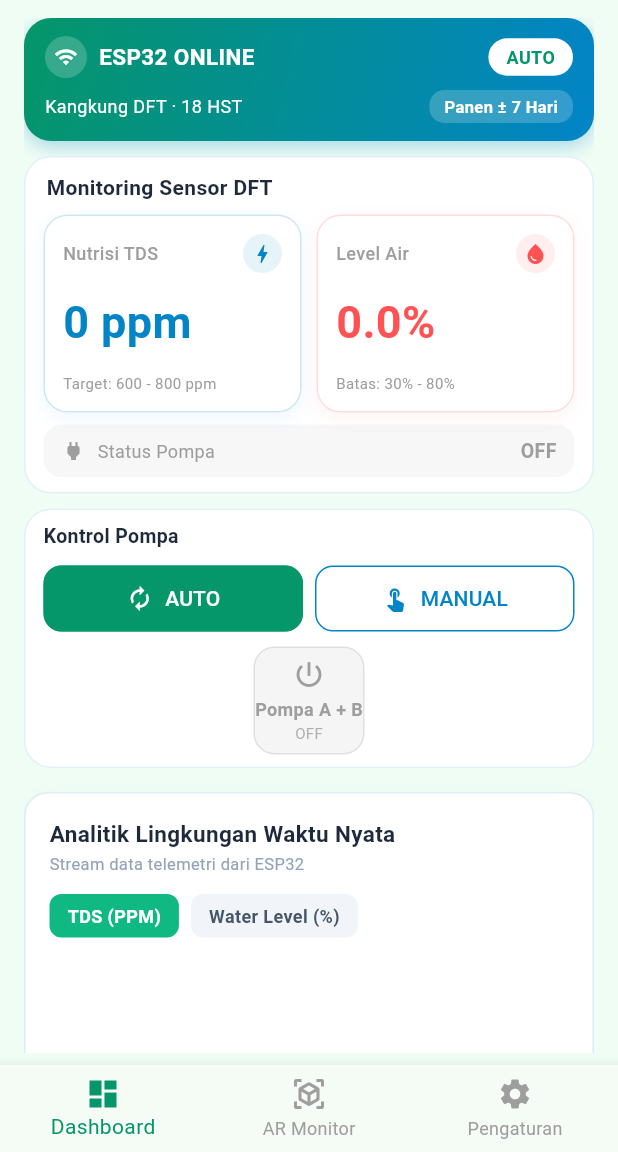
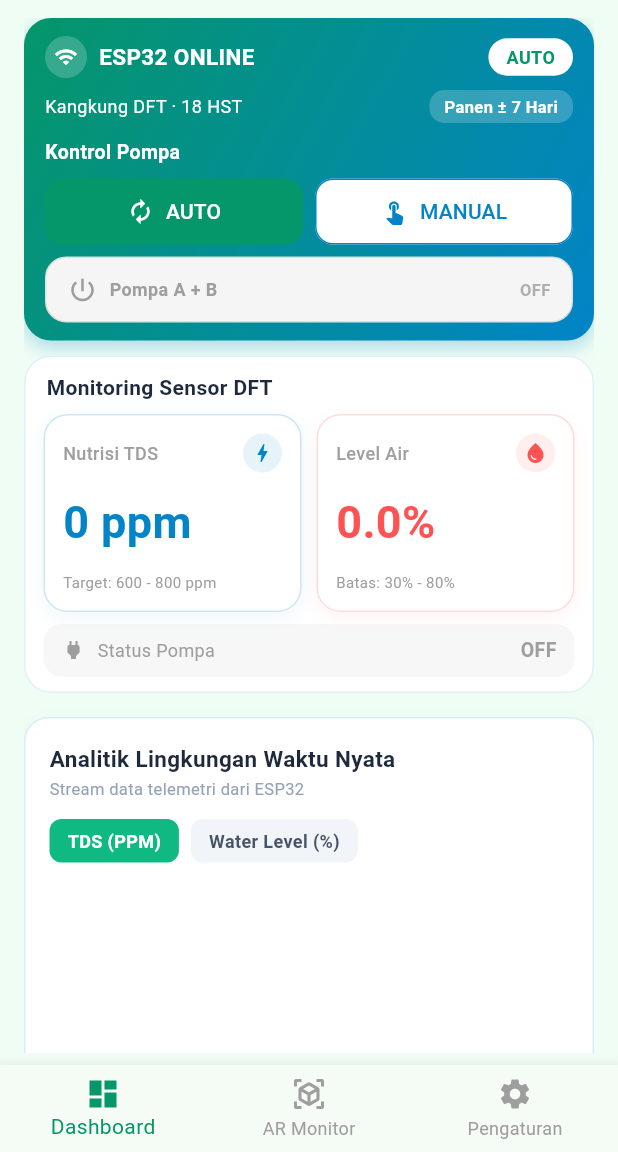
Before and after one commit to rendikurniawana77-code/hydrosmart_app, a Flutter app: the screen it shows after launch, on a phone screen of 412 x 824 dp, the part 84-1236 px from its top. Run offline on Flutter 3.47's test engine with Material 3 defaults, Android fonts, the phone set to English and light mode, and no system bars; our stand-ins replace firebase_core, firebase_database, fl_chart; missing offline and left inert: mobile_scanner; accounts and stored records are empty.

Commit message:
memindahkan tombol kontrol pompa ke bagian atas

```diff
--- a/hydrosmart_app/lib/screens/dashboard_screen.dart
+++ b/hydrosmart_app/lib/screens/dashboard_screen.dart
@@ -29,11 +29,8 @@ class _DashboardScreenState extends State<DashboardScreen> {
       padding: const EdgeInsets.fromLTRB(16, 12, 16, 8),
       child: LayoutBuilder(
         builder: (context, c) {
-          final status = _buildStatusCard(provider);
+            final status = _buildStatusCard(provider, canControl: canControl);
           final panel = _buildTopPanel(provider);
-          final controls = canControl
-              ? _buildControlPanel(provider)
-              : const SizedBox.shrink();
 
           return SingleChildScrollView(
             physics: const ClampingScrollPhysics(),
@@ -43,7 +40,6 @@ class _DashboardScreenState extends State<DashboardScreen> {
                 status,
                 const SizedBox(height: 10),
                 panel,
-                if (canControl) ...[const SizedBox(height: 10), controls],
                 const SizedBox(height: 16),
                 RealtimeAnalyticsCard(
                   samples: provider.history,
@@ -58,7 +54,10 @@ class _DashboardScreenState extends State<DashboardScreen> {
   }
 
   // ───────────────────────── STATUS CARD (ringkas) ─────────────────────────
-  Widget _buildStatusCard(HydroSmartProvider provider) {
+  Widget _buildStatusCard(
+    HydroSmartProvider provider, {
+    required bool canControl,
+  }) {
     final sensor = provider.sensorData;
     return Container(
       padding: const EdgeInsets.symmetric(horizontal: 14, vertical: 12),
@@ -151,6 +150,10 @@ class _DashboardScreenState extends State<DashboardScreen> {
               ),
             ],
           ),
+          if (canControl) ...[
+            const SizedBox(height: 10),
+            _buildControlPanel(provider),
+          ],
         ],
       ),
     );
@@ -323,14 +326,7 @@ class _DashboardScreenState extends State<DashboardScreen> {
 
     final pumpsOn = provider.pumpA || provider.pumpB;
 
-    return Container(
-      padding: const EdgeInsets.fromLTRB(12, 8, 12, 8),
-      decoration: BoxDecoration(
-        color: Colors.white,
-        borderRadius: BorderRadius.circular(18),
-        border: Border.all(color: _blue.withValues(alpha: 0.12)),
-      ),
-      child: Column(
+    return Column(
       mainAxisSize: MainAxisSize.min,
       children: [
         Row(
@@ -340,7 +336,7 @@ class _DashboardScreenState extends State<DashboardScreen> {
               style: TextStyle(
                 fontSize: 13,
                 fontWeight: FontWeight.bold,
-                  color: _ink,
+                color: Colors.white,
               ),
             ),
             const SizedBox(width: 8),
@@ -348,7 +344,7 @@ class _DashboardScreenState extends State<DashboardScreen> {
               const Expanded(
                 child: Text(
                   'Air rendah, pompa dikunci',
-                    style: TextStyle(fontSize: 11, color: Colors.redAccent),
+                  style: TextStyle(fontSize: 11, color: Colors.white),
                   overflow: TextOverflow.ellipsis,
                 ),
               )
@@ -356,7 +352,7 @@ class _DashboardScreenState extends State<DashboardScreen> {
               const Spacer(),
           ],
         ),
-          const SizedBox(height: 8),
+        const SizedBox(height: 6),
         Row(
           children: [
             Expanded(
@@ -382,9 +378,9 @@ class _DashboardScreenState extends State<DashboardScreen> {
             ),
           ],
         ),
-          const SizedBox(height: 8),
+        const SizedBox(height: 6),
         SizedBox(
-            height: 72,
+          height: 44,
           child: _pumpButton(
             label: 'Pompa A + B',
             icon: Icons.power_settings_new,
@@ -394,7 +390,6 @@ class _DashboardScreenState extends State<DashboardScreen> {
           ),
         ),
       ],
-      ),
     );
   }
 
@@ -441,11 +436,13 @@ class _DashboardScreenState extends State<DashboardScreen> {
         child: InkWell(
           borderRadius: BorderRadius.circular(14),
           onTap: enabled ? onTap : null,
-          child: Column(
+          child: Padding(
+            padding: const EdgeInsets.symmetric(horizontal: 14),
+            child: Row(
               mainAxisAlignment: MainAxisAlignment.center,
               children: [
-              Icon(icon, color: fg, size: 22),
-              const SizedBox(height: 4),
+                Icon(icon, color: fg, size: 20),
+                const SizedBox(width: 8),
                 Text(
                   label,
                   style: TextStyle(
@@ -454,17 +451,20 @@ class _DashboardScreenState extends State<DashboardScreen> {
                     fontSize: 12,
                   ),
                 ),
+                const Spacer(),
                 Text(
                   active ? 'ON' : 'OFF',
                   style: TextStyle(
                     color: fg.withValues(alpha: 0.8),
-                  fontSize: 10,
+                    fontSize: 11,
+                    fontWeight: FontWeight.bold,
                   ),
                 ),
               ],
             ),
           ),
         ),
+      ),
     );
   }
 }
```
Lines whose indentation alone changed are shown as unchanged.
